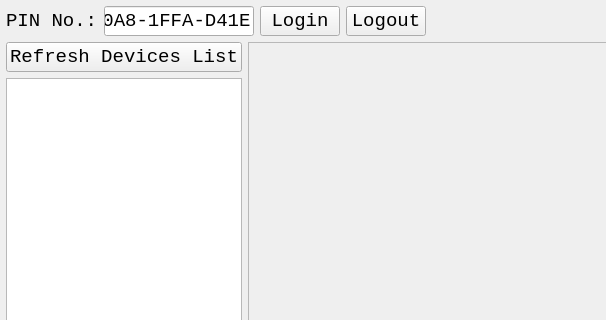
joshion/3DShow, file GUI/mainwindow.ui: the form before one commit; both pictures show x 0 to 606 and y 0 to 320 of the 1024 by 768 pixel window.
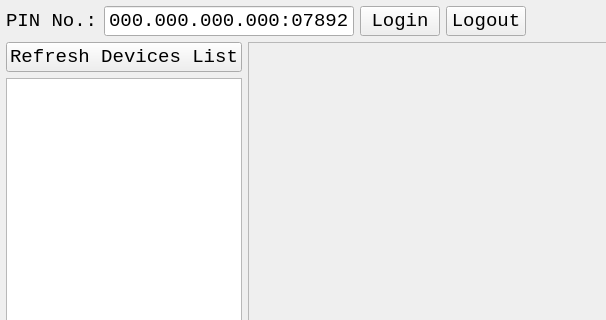
The form after the commit. Custom widgets are drawn as their Qt base class.

```diff
--- a/GUI/mainwindow.ui
+++ b/GUI/mainwindow.ui
@@ -57,13 +57,13 @@
       <widget class="QLineEdit" name="m_ServerName">
        <property name="minimumSize">
         <size>
-         <width>150</width>
+         <width>250</width>
          <height>0</height>
         </size>
        </property>
        <property name="maximumSize">
         <size>
-         <width>150</width>
+         <width>250</width>
          <height>16777215</height>
         </size>
        </property>
@@ -71,10 +71,10 @@
         <string notr="true"/>
        </property>
        <property name="inputMask">
-        <string>&gt;HHHH-HHHH-HHHH</string>
+        <string>999.999.999.999:99999</string>
        </property>
        <property name="text">
-        <string>C0A8-1FFA-D41E</string>
+        <string>000.000.000.000:07892</string>
        </property>
        <property name="echoMode">
         <enum>QLineEdit::Normal</enum>
```
Left out of the diff: 2 changed lines with no effect on the pictures.
